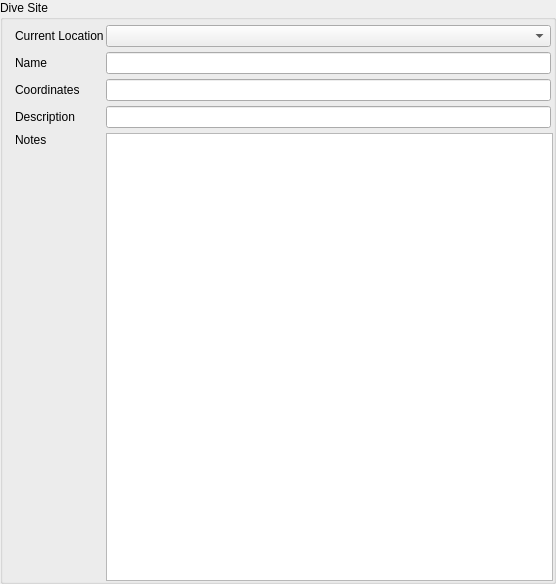
This is qt-ui/locationInformation.ui in subsurface/subsurface as Qt 5 draws it before an edit. The edited form follows.
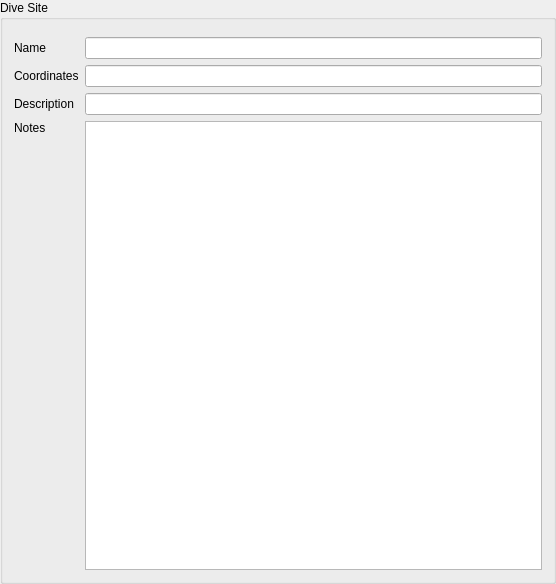
This is the edited form. Custom widgets are drawn as their Qt base class.

Commit message:
Remove Combobox from LocationManagement
I tought about it a bit, and the combobox of the location management was a
bit overkill - we already have another combobox to select the divesite and
also the plus button to add one.

If the user wanna edit the current divesite, he can go to menu and edit it.

Patch:
```diff
--- a/qt-ui/locationInformation.ui
+++ b/qt-ui/locationInformation.ui
@@ -17,52 +17,47 @@
    <string>Dive Site</string>
   </property>
   <layout class="QGridLayout" name="gridLayout">
-   <property name="leftMargin">
-    <number>12</number>
-   </property>
-   <property name="topMargin">
-    <number>0</number>
-   </property>
-   <property name="rightMargin">
-    <number>0</number>
-   </property>
-   <property name="bottomMargin">
-    <number>0</number>
-   </property>
-   <property name="horizontalSpacing">
-    <number>2</number>
-   </property>
-   <property name="verticalSpacing">
-    <number>5</number>
-   </property>
+   <item row="0" column="0" colspan="2">
+    <widget class="KMessageWidget" name="diveSiteMessage" native="true"/>
+   </item>
    <item row="1" column="0">
-    <widget class="QLabel" name="label_5">
-     <property name="text">
-      <string>Current Location</string>
-     </property>
-    </widget>
-   </item>
-   <item row="3" column="0">
     <widget class="QLabel" name="label">
      <property name="text">
       <string>Name</string>
      </property>
     </widget>
    </item>
-   <item row="0" column="0" colspan="3">
-    <widget class="KMessageWidget" name="diveSiteMessage" native="true"/>
+   <item row="1" column="1">
+    <widget class="QLineEdit" name="diveSiteName"/>
    </item>
-   <item row="5" column="0">
+   <item row="2" column="0">
+    <widget class="QLabel" name="label_2">
+     <property name="text">
+      <string>Coordinates</string>
+     </property>
+    </widget>
+   </item>
+   <item row="2" column="1">
+    <widget class="QLineEdit" name="diveSiteCoordinates"/>
+   </item>
+   <item row="3" column="0">
     <widget class="QLabel" name="label_3">
      <property name="text">
       <string>Description</string>
      </property>
     </widget>
    </item>
-   <item row="4" column="1">
-    <widget class="QLineEdit" name="diveSiteCoordinates"/>
+   <item row="3" column="1">
+    <widget class="QLineEdit" name="diveSiteDescription"/>
    </item>
-   <item row="7" column="0">
+   <item row="4" column="0">
+    <widget class="QLabel" name="label_4">
+     <property name="text">
+      <string>Notes</string>
+     </property>
+    </widget>
+   </item>
+   <item row="5" column="0">
     <spacer name="verticalSpacer">
      <property name="orientation">
       <enum>Qt::Vertical</enum>
@@ -75,32 +70,9 @@
      </property>
     </spacer>
    </item>
-   <item row="6" column="1" rowspan="2" colspan="2">
+   <item row="4" column="1" rowspan="2">
     <widget class="QPlainTextEdit" name="diveSiteNotes"/>
    </item>
-   <item row="6" column="0">
-    <widget class="QLabel" name="label_4">
-     <property name="text">
-      <string>Notes</string>
-     </property>
-    </widget>
-   </item>
-   <item row="3" column="1">
-    <widget class="QLineEdit" name="diveSiteName"/>
-   </item>
-   <item row="5" column="1">
-    <widget class="QLineEdit" name="diveSiteDescription"/>
-   </item>
-   <item row="4" column="0">
-    <widget class="QLabel" name="label_2">
-     <property name="text">
-      <string>Coordinates</string>
-     </property>
-    </widget>
-   </item>
-   <item row="1" column="1">
-    <widget class="QComboBox" name="currentLocation"/>
-   </item>
   </layout>
  </widget>
  <customwidgets>
```
The commit also changes 3 other files.
